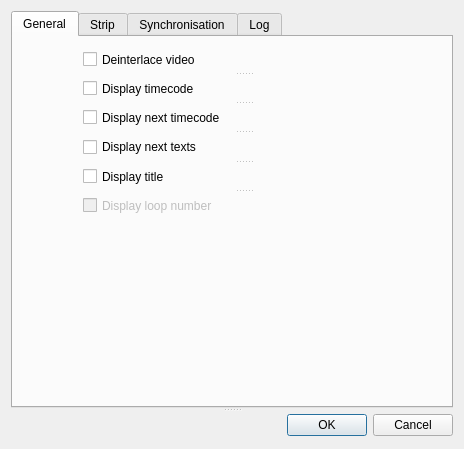
JokerSync/Joker, file app/Joker/PreferencesDialog.ui: the form before one commit.
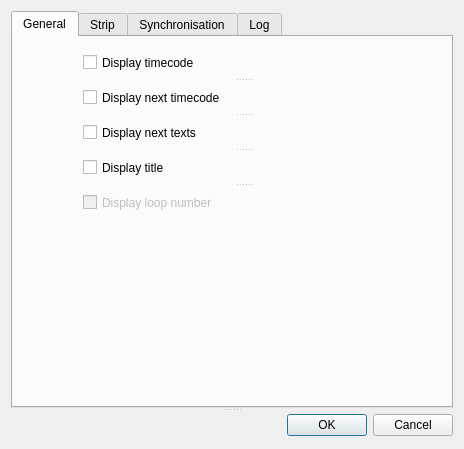
The form after the commit. The open tabs and pages were chosen to show the change. Custom widgets are drawn as their Qt base class.

Commit message: video deinterlace is now a document paramter

```diff
--- a/app/Joker/PreferencesDialog.ui
+++ b/app/Joker/PreferencesDialog.ui
@@ -42,17 +42,6 @@
         <property name="orientation">
          <enum>Qt::Vertical</enum>
         </property>
-        <widget class="QCheckBox" name="cBoxDeinterlace">
-         <property name="layoutDirection">
-          <enum>Qt::LeftToRight</enum>
-         </property>
-         <property name="text">
-          <string>Deinterlace video</string>
-         </property>
-         <property name="tristate">
-          <bool>false</bool>
-         </property>
-        </widget>
         <widget class="QCheckBox" name="cBoxDisplayTC">
          <property name="layoutDirection">
           <enum>Qt::LeftToRight</enum>
```
Left out of the diff: 2 changed lines with no effect on the pictures. The commit also changes 19 other files.
